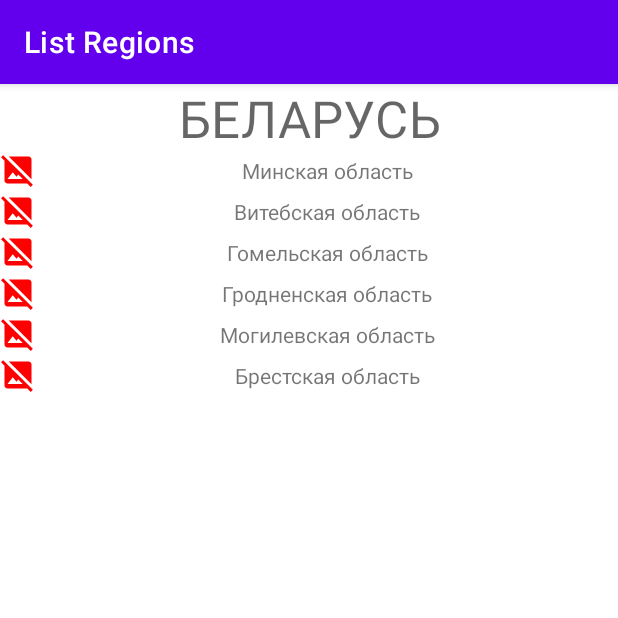
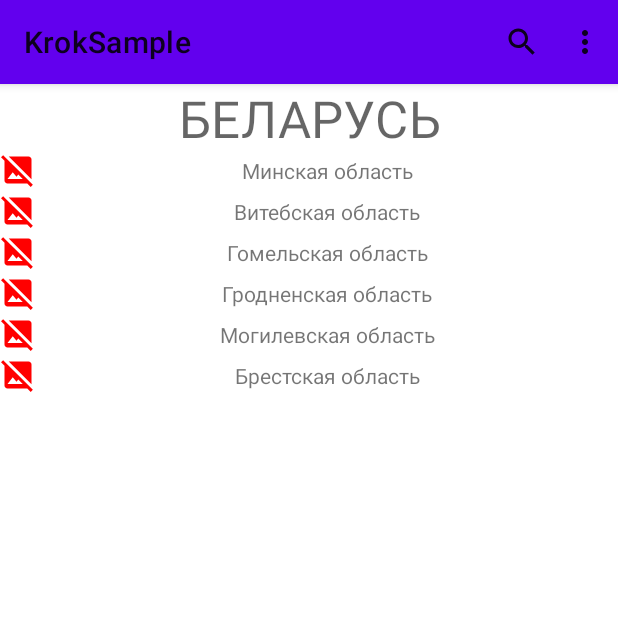
Before and after one commit to aleh-god/Krok-gallery, an Android app: the screen it shows after launch (MainActivity), on a phone screen of 412 x 824 dp, the top half of it. Run offline under Robolectric (Android 15) with nearby library versions, the phone set to English and light mode, and no system bars; our stand-ins replace Dagger/Hilt's generated code, data binding, navigation-ui; pictures from the network do not load.

Commit message:
add: toolbar and NavigationUI logic

```diff
--- a/app/src/main/java/by/godevelopment/kroksample/common/Constants.kt
+++ b/app/src/main/java/by/godevelopment/kroksample/common/Constants.kt
@@ -3,3 +3,7 @@ package by.godevelopment.kroksample.common
 const val TAG = "Krok#Log"
 const val EMPTY_STRING_VALUE = ""
 const val EMPTY_STRING_LINK = ""
+
+const val LANG_ENG_KEY = 2
+const val LANG_BY_KEY = 1
+const val LANG_RU_KEY = 3
--- a/app/src/main/java/by/godevelopment/kroksample/ui/MainActivity.kt
+++ b/app/src/main/java/by/godevelopment/kroksample/ui/MainActivity.kt
@@ -1,12 +1,21 @@
 package by.godevelopment.kroksample.ui
 
+import android.os.Bundle
+import android.view.Menu
+import android.view.MenuItem
+import android.widget.SearchView
+import android.widget.Toolbar
+import androidx.activity.viewModels
 import androidx.appcompat.app.AppCompatActivity
-import android.os.Bundle
-import android.util.Log
 import androidx.navigation.NavController
-import androidx.navigation.findNavController
+import androidx.navigation.fragment.NavHostFragment
+import androidx.navigation.ui.AppBarConfiguration
 import androidx.navigation.ui.NavigationUI
+import androidx.navigation.ui.NavigationUI.setupWithNavController
 import by.godevelopment.kroksample.R
+import by.godevelopment.kroksample.common.LANG_BY_KEY
+import by.godevelopment.kroksample.common.LANG_ENG_KEY
+import by.godevelopment.kroksample.common.LANG_RU_KEY
 import dagger.hilt.android.AndroidEntryPoint
 
 @AndroidEntryPoint
@@ -14,13 +23,49 @@ class MainActivity : AppCompatActivity() {
 
     private var _navController: NavController? = null
     private val navController get() = _navController!!
+    private val mainViewModel: MainViewModel by viewModels()
 
     override fun onCreate(savedInstanceState: Bundle?) {
         super.onCreate(savedInstanceState)
         setContentView(R.layout.activity_main)
+        setSupportActionBar(findViewById(R.id.krok_toolbar))
 
-        _navController = findNavController(R.id.nav_host_fragment)
-        NavigationUI.setupActionBarWithNavController(this, navController)
+        val navHostFragment =
+            supportFragmentManager.findFragmentById(R.id.nav_host_fragment) as NavHostFragment
+        _navController = navHostFragment.navController
+
+        val appBarConfiguration = AppBarConfiguration(navController.graph)
+//        NavigationUI.setupActionBarWithNavController(this, navController, appBarConfiguration)
+        setupWithNavController(findViewById(R.id.krok_toolbar), navController, appBarConfiguration)
+    }
+
+    override fun onOptionsItemSelected(item: MenuItem) = when (item.itemId) {
+        R.id.lang_eng -> {
+            mainViewModel.setLangPreference(LANG_ENG_KEY)
+            true
+        }
+        R.id.lang_by -> {
+            mainViewModel.setLangPreference(LANG_BY_KEY)
+            true
+        }
+        R.id.lang_ru -> {
+            mainViewModel.setLangPreference(LANG_RU_KEY)
+            true
+        }
+        else -> {
+            super.onOptionsItemSelected(item)
+        }
+    }
+
+    override fun onCreateOptionsMenu(menu: Menu?): Boolean {
+        menuInflater.inflate(R.menu.toolbar_menu, menu)
+
+//        val searchItem = menu?.findItem(R.id.action_search)
+//        val searchView = searchItem?.actionView as SearchView
+
+        // Configure the search info and add any event listeners...
+
+        return super.onCreateOptionsMenu(menu)
     }
 
     override fun onSupportNavigateUp(): Boolean {
--- /dev/null
+++ b/app/src/main/java/by/godevelopment/kroksample/ui/MainViewModel.kt
@@ -0,0 +1,22 @@
+package by.godevelopment.kroksample.ui
+
+import androidx.lifecycle.ViewModel
+import by.godevelopment.kroksample.data.datasources.krok.KrokData
+import by.godevelopment.kroksample.data.datasources.preferences.KrokPreferences
+import dagger.hilt.android.lifecycle.HiltViewModel
+import kotlinx.coroutines.flow.MutableStateFlow
+import javax.inject.Inject
+
+@HiltViewModel
+class MainViewModel @Inject constructor(
+    private val preferences: KrokPreferences
+) : ViewModel() {
+
+    // TODO = "delete this"
+//    val header = MutableStateFlow(KrokData.header)
+//    var onClickNav: MutableStateFlow<(Int) -> Unit> = MutableStateFlow { }
+
+    fun setLangPreference(key: Int) {
+        preferences.setCurrentLanguage(key)
+    }
+}
--- /dev/null
+++ b/app/src/main/res/drawable/ic_search.xml
@@ -0,0 +1,10 @@
+<vector xmlns:android="http://schemas.android.com/apk/res/android"
+    android:width="24dp"
+    android:height="24dp"
+    android:viewportWidth="24"
+    android:viewportHeight="24"
+    android:tint="?attr/colorControlNormal">
+  <path
+      android:fillColor="@android:color/white"
+      android:pathData="M15.5,14h-0.79l-0.28,-0.27C15.41,12.59 16,11.11 16,9.5 16,5.91 13.09,3 9.5,3S3,5.91 3,9.5 5.91,16 9.5,16c1.61,0 3.09,-0.59 4.23,-1.57l0.27,0.28v0.79l5,4.99L20.49,19l-4.99,-5zM9.5,14C7.01,14 5,11.99 5,9.5S7.01,5 9.5,5 14,7.01 14,9.5 11.99,14 9.5,14z"/>
+</vector>
--- a/app/src/main/res/layout/activity_main.xml
+++ b/app/src/main/res/layout/activity_main.xml
@@ -1,16 +1,31 @@
 <?xml version="1.0" encoding="utf-8"?>
-<fragment
+<LinearLayout
     xmlns:android="http://schemas.android.com/apk/res/android"
     xmlns:app="http://schemas.android.com/apk/res-auto"
     xmlns:tools="http://schemas.android.com/tools"
     android:layout_width="match_parent"
     android:layout_height="match_parent"
-
-    android:id="@+id/nav_host_fragment"
-    android:name="androidx.navigation.fragment.NavHostFragment"
-    app:navGraph="@navigation/nav_graph"
-    app:defaultNavHost="true"
-
+    android:orientation="vertical"
     tools:context=".ui.MainActivity"
     >
-</fragment>
+
+    <androidx.appcompat.widget.Toolbar
+        android:id="@+id/krok_toolbar"
+        android:layout_width="match_parent"
+        android:layout_height="?attr/actionBarSize"
+        android:background="?attr/colorPrimary"
+        android:elevation="4dp"
+        android:theme="@style/ThemeOverlay.AppCompat.ActionBar"
+        app:popupTheme="@style/ThemeOverlay.AppCompat.Light"
+        />
+
+    <androidx.fragment.app.FragmentContainerView
+        android:layout_width="match_parent"
+        android:layout_height="match_parent"
+        android:id="@+id/nav_host_fragment"
+        android:name="androidx.navigation.fragment.NavHostFragment"
+        app:navGraph="@navigation/nav_graph"
+        app:defaultNavHost="true"
+        />
+
+</LinearLayout>
--- /dev/null
+++ b/app/src/main/res/menu/toolbar_menu.xml
@@ -0,0 +1,30 @@
+<?xml version="1.0" encoding="utf-8"?>
+<menu
+    xmlns:android="http://schemas.android.com/apk/res/android"
+    xmlns:app="http://schemas.android.com/apk/res-auto"
+    >
+
+    <item
+        android:id="@+id/action_search"
+        android:title="@string/action_search"
+        android:icon="@drawable/ic_search"
+        app:showAsAction="ifRoom|collapseActionView"
+        app:actionViewClass="androidx.appcompat.widget.SearchView"
+        />
+
+    <item android:id="@+id/lang_eng"
+        android:title="@string/lang_eng"
+        app:showAsAction="never"
+        />
+
+    <item android:id="@+id/lang_by"
+        android:title="@string/lang_by"
+        app:showAsAction="never"
+        />
+
+    <item android:id="@+id/lang_ru"
+        android:title="@string/lang_ru"
+        app:showAsAction="never"
+        />
+
+</menu>
--- a/app/src/main/res/values/themes.xml
+++ b/app/src/main/res/values/themes.xml
@@ -1,6 +1,6 @@
 <resources xmlns:tools="http://schemas.android.com/tools">
     <!-- Base application theme. -->
-    <style name="Theme.KrokSample" parent="Theme.MaterialComponents.DayNight.DarkActionBar">
+    <style name="Theme.KrokSample" parent="Theme.MaterialComponents.Light.NoActionBar">
         <!-- Primary brand color. -->
         <item name="colorPrimary">@color/purple_500</item>
         <item name="colorPrimaryVariant">@color/purple_700</item>
```
